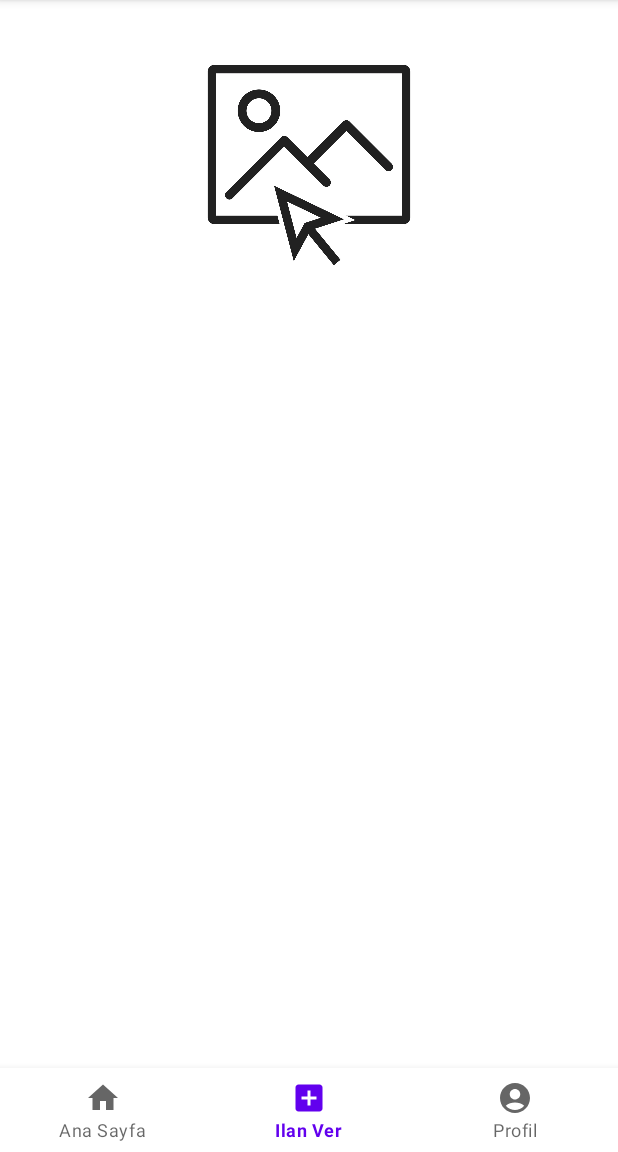
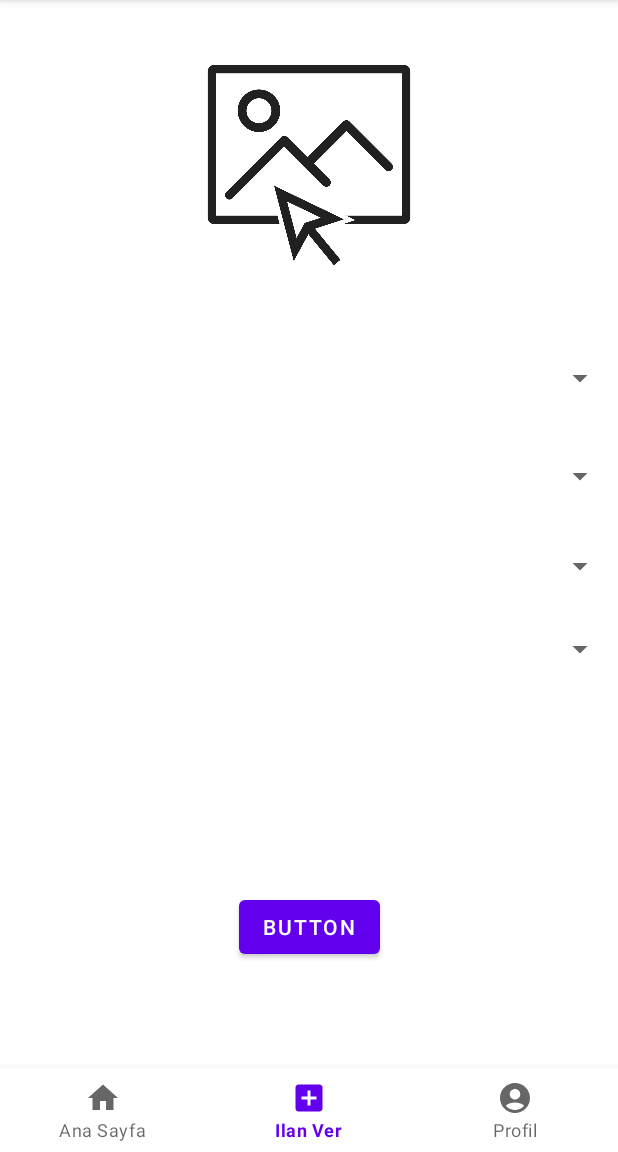
Before and after one commit to yusufaltunoymak/E-Kira, an Android app: the AddFragment screen opened through its navigation route, on a phone screen of 412 x 824 dp, the part 84-1236 px from its top. Run offline under Robolectric (Android 15) with nearby library versions, the phone set to English and light mode, and no system bars; our stand-ins replace navigation-ui; network calls fail.

Commit message:
drop down

```diff
--- a/app/src/main/java/com/example/splash/AddFragment.kt
+++ b/app/src/main/java/com/example/splash/AddFragment.kt
@@ -40,7 +40,6 @@ class AddFragment : Fragment() {
         _binding = FragmentAddBinding.inflate(layoutInflater, container, false)
         val view = binding.root
         return view
-        print("fdslaflç")
     }
 
 
--- a/app/src/main/res/layout/fragment_add.xml
+++ b/app/src/main/res/layout/fragment_add.xml
@@ -22,4 +22,59 @@
         app:layout_constraintStart_toStartOf="parent"
         app:layout_constraintTop_toTopOf="parent" />
 
+    <Spinner
+        android:id="@+id/cities"
+        android:layout_width="0dp"
+        android:layout_height="wrap_content"
+        android:layout_marginStart="1dp"
+        android:layout_marginTop="36dp"
+        android:layout_marginEnd="1dp"
+        app:layout_constraintEnd_toEndOf="parent"
+        app:layout_constraintHorizontal_bias="0.0"
+        app:layout_constraintStart_toStartOf="parent"
+        app:layout_constraintTop_toBottomOf="@+id/selectImage" />
+
+    <Spinner
+        android:id="@+id/towns"
+        android:layout_width="0dp"
+        android:layout_height="wrap_content"
+        android:layout_marginStart="1dp"
+        android:layout_marginTop="41dp"
+        android:layout_marginEnd="1dp"
+        app:layout_constraintEnd_toEndOf="parent"
+        app:layout_constraintStart_toStartOf="parent"
+        app:layout_constraintTop_toBottomOf="@+id/cities" />
+
+    <Spinner
+        android:id="@+id/districts"
+        android:layout_width="0dp"
+        android:layout_height="wrap_content"
+        android:layout_marginStart="1dp"
+        android:layout_marginTop="36dp"
+        android:layout_marginEnd="1dp"
+        app:layout_constraintEnd_toEndOf="parent"
+        app:layout_constraintStart_toStartOf="parent"
+        app:layout_constraintTop_toBottomOf="@+id/towns" />
+
+    <Spinner
+        android:id="@+id/quarters"
+        android:layout_width="0dp"
+        android:layout_height="wrap_content"
+        android:layout_marginStart="1dp"
+        android:layout_marginTop="31dp"
+        android:layout_marginEnd="1dp"
+        app:layout_constraintEnd_toEndOf="parent"
+        app:layout_constraintStart_toStartOf="parent"
+        app:layout_constraintTop_toBottomOf="@+id/districts" />
+
+    <Button
+        android:id="@+id/button"
+        android:layout_width="wrap_content"
+        android:layout_height="wrap_content"
+        android:layout_marginBottom="70dp"
+        android:text="Button"
+        app:layout_constraintBottom_toBottomOf="parent"
+        app:layout_constraintEnd_toEndOf="parent"
+        app:layout_constraintStart_toStartOf="parent" />
+
 </androidx.constraintlayout.widget.ConstraintLayout>
```
